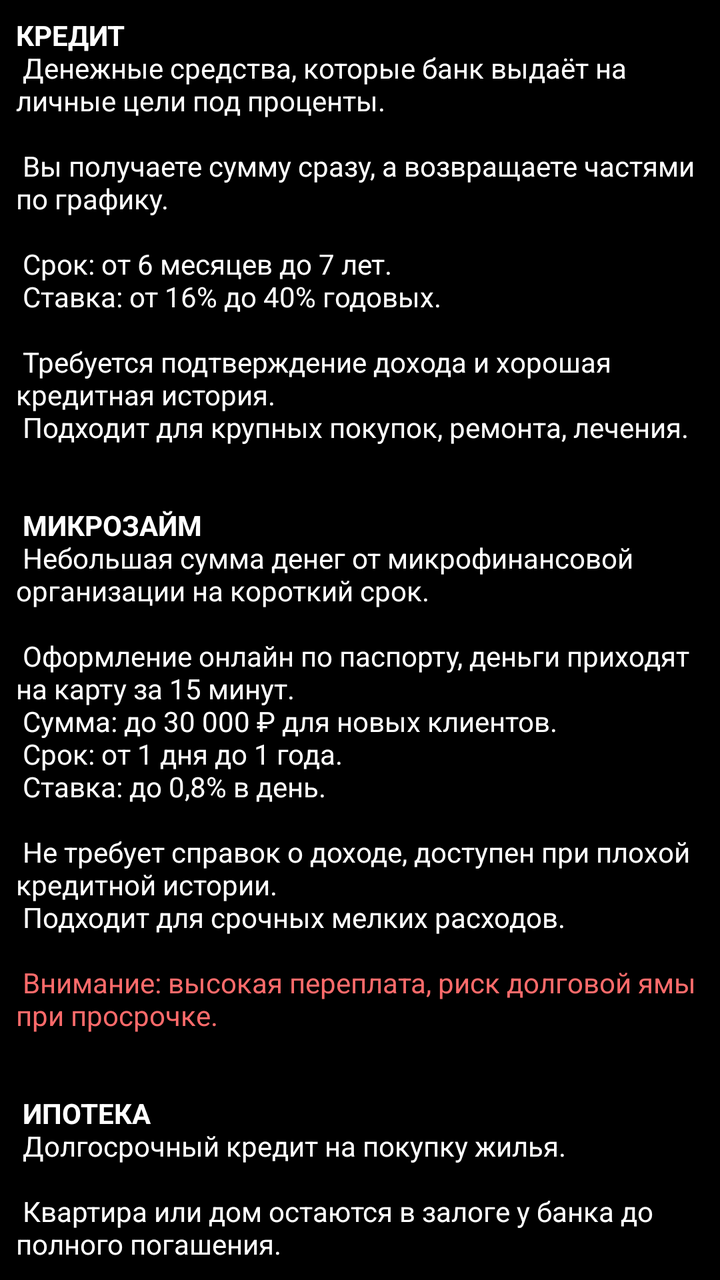
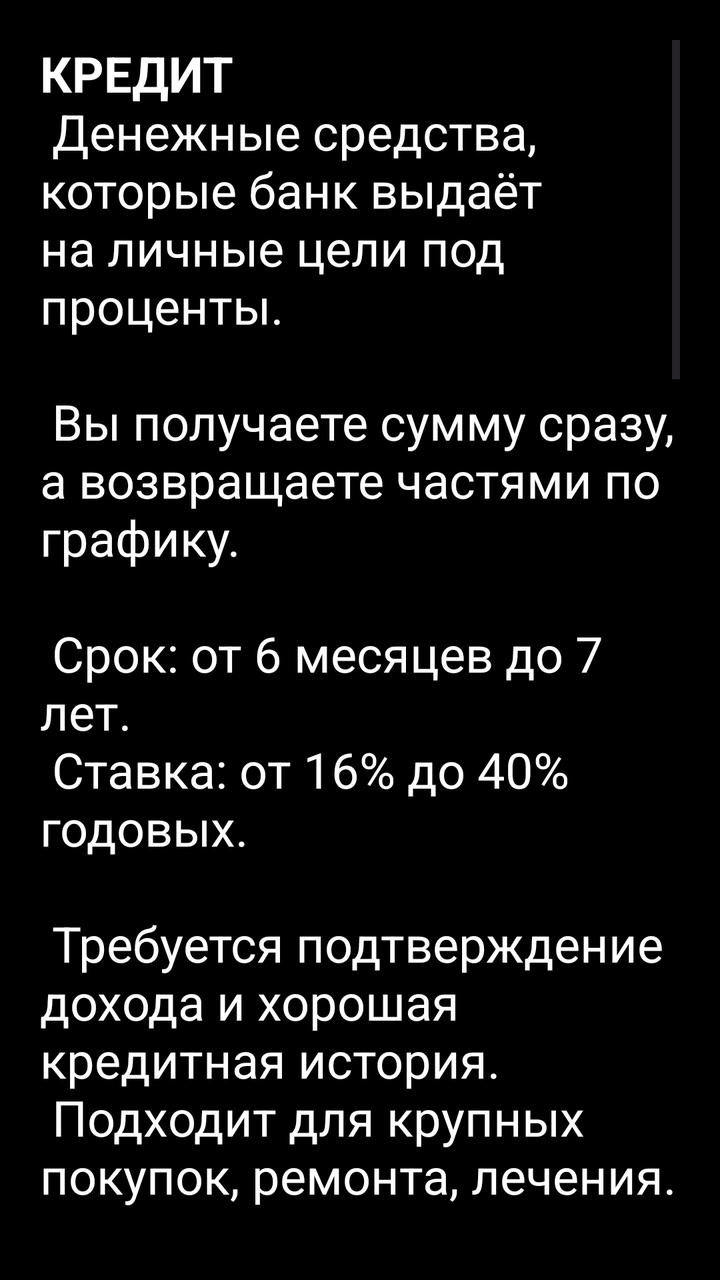

The first picture is an Android layout as it rendered before a commit; the second is the same layout after the commit. The layout source and the unified diff follow.
<!-- AndroidManifest.xml: application theme Theme.AboutCredit -->
<!-- res/layout/activity_about.xml -->
<?xml version="1.0" encoding="utf-8"?>
<androidx.constraintlayout.widget.ConstraintLayout xmlns:android="http://schemas.android.com/apk/res/android"
    xmlns:app="http://schemas.android.com/apk/res-auto"
    xmlns:tools="http://schemas.android.com/tools"
    android:id="@+id/main"
    android:layout_width="match_parent"
    android:layout_height="match_parent"
    android:background="#000000"
    tools:context=".AboutActivity">

    <TextView
        android:id="@+id/textView3"
        android:layout_width="0dp"
        android:layout_height="0dp"
        android:layout_marginStart="8dp"
        android:layout_marginTop="8dp"
        android:layout_marginEnd="8dp"
        android:layout_marginBottom="8dp"
        android:text="@string/info"
        android:textColor="#FFFFFF"
        app:layout_constraintBottom_toBottomOf="parent"
        app:layout_constraintEnd_toEndOf="parent"
        app:layout_constraintStart_toStartOf="parent"
        app:layout_constraintTop_toTopOf="parent" />
</androidx.constraintlayout.widget.ConstraintLayout>
<!-- resources referenced by this layout -->
<resources>
  <string name="info">
      <b>КРЕДИТ</b>\n
      Денежные средства, которые банк выдаёт на личные цели под проценты.\n\n
      Вы получаете сумму сразу, а возвращаете частями по графику.\n\n
      Срок: от 6 месяцев до 7 лет.\n
      Ставка: от 16% до 40% годовых.\n\n
      Требуется подтверждение дохода и хорошая кредитная история.\n
      Подходит для крупных покупок, ремонта, лечения.\n\n\n
      <b>МИКРОЗАЙМ</b>\n
      Небольшая сумма денег от микрофинансовой организации на короткий срок.\n\n
      Оформление онлайн по паспорту, деньги приходят на карту за 15 минут.\n
      Сумма: до 30 000 ₽ для новых клиентов.\n
      Срок: от 1 дня до 1 года.\n
      Ставка: до 0,8% в день.\n\n
      Не требует справок о доходе, доступен при плохой кредитной истории.\n
      Подходит для срочных мелких расходов.\n\n
      <font color="#FF6B6B">Внимание: высокая переплата, риск долговой ямы при просрочке.</font>\n\n\n
      <b>ИПОТЕКА</b>\n
      Долгосрочный кредит на покупку жилья.\n\n
      Квартира или дом остаются в залоге у банка до полного погашения.\n
      Сумма: до 80–90% стоимости недвижимости.\n
      Срок: от 3 до 30 лет.\n
      Ставка: от 6% по льготным программам до 20% рыночных.\n\n
      Требуется первоначальный взнос 10–50%, подтверждённый доход, страхование.\n
      Подходит для покупки квартиры, дома, комнаты.\n\n
      После последнего платежа залог снимается, недвижимость полностью ваша.
  </string>
  <style name="Theme.AboutCredit" parent="Base.Theme.AboutCredit" />
  <style name="Base.Theme.AboutCredit" parent="Theme.Material3.DayNight.NoActionBar">
          
          
      </style>
</resources>

<!-- the commit's change to res/layout/activity_about.xml (unified diff, before → after) -->
@@ -8,18 +8,33 @@
     android:background="#000000"
     tools:context=".AboutActivity">
 
-    <TextView
-        android:id="@+id/textView3"
+
+    <ScrollView
+        android:id="@+id/scrollView2"
         android:layout_width="0dp"
         android:layout_height="0dp"
-        android:layout_marginStart="8dp"
-        android:layout_marginTop="8dp"
-        android:layout_marginEnd="8dp"
-        android:layout_marginBottom="8dp"
-        android:text="@string/info"
-        android:textColor="#FFFFFF"
+        android:layout_marginStart="20dp"
+        android:layout_marginTop="20dp"
+        android:layout_marginEnd="20dp"
+        android:layout_marginBottom="20dp"
         app:layout_constraintBottom_toBottomOf="parent"
         app:layout_constraintEnd_toEndOf="parent"
         app:layout_constraintStart_toStartOf="parent"
-        app:layout_constraintTop_toTopOf="parent" />
+        app:layout_constraintTop_toTopOf="parent">
+
+        <LinearLayout
+            android:layout_width="match_parent"
+            android:layout_height="wrap_content"
+            android:orientation="vertical">
+
+            <TextView
+                android:id="@+id/textView3"
+                android:layout_width="wrap_content"
+                android:layout_height="wrap_content"
+                android:text="@string/info"
+                android:textColor="#FFFFFF"
+                android:textSize="12pt"
+                tools:layout_editor_absoluteX="8dp" />
+        </LinearLayout>
+    </ScrollView>
 </androidx.constraintlayout.widget.ConstraintLayout>
